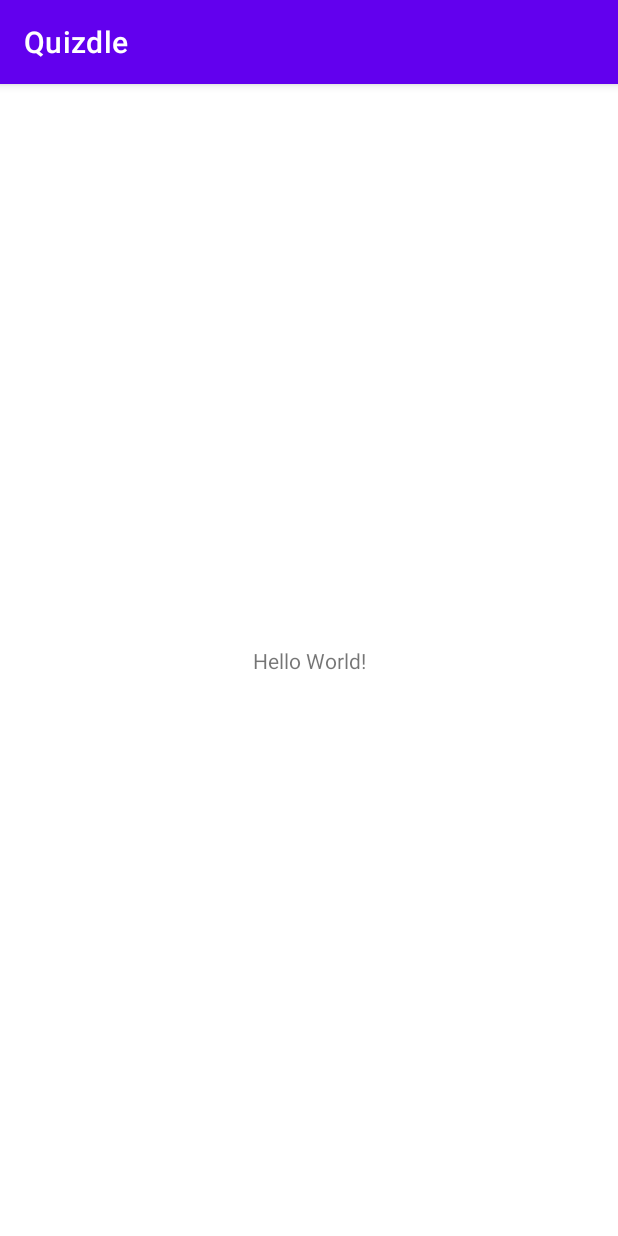
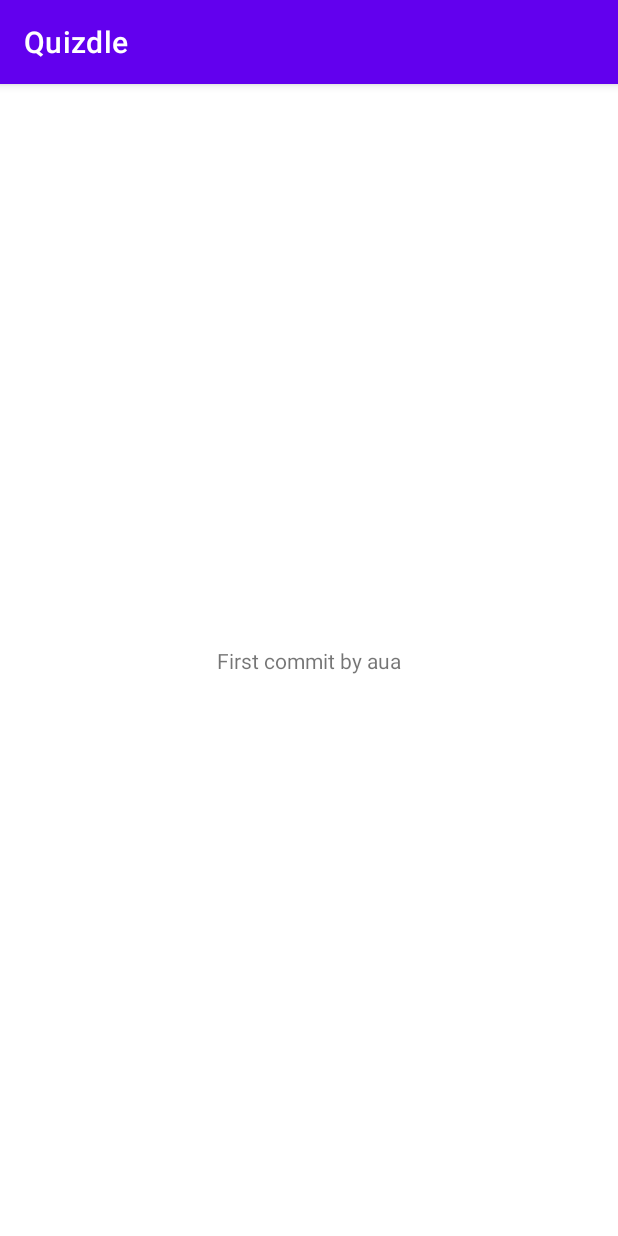
Before and after one commit to panliu0310/Quizdle, an Android app: the screen it shows after launch (MainActivity), on a phone screen of 412 x 824 dp. Run offline under Robolectric (Android 15) with nearby library versions, the phone set to English and light mode, and no system bars.

Commit message:
First Commit

```diff
--- a/app/src/main/res/layout/activity_main.xml
+++ b/app/src/main/res/layout/activity_main.xml
@@ -9,7 +9,7 @@
     <TextView
         android:layout_width="wrap_content"
         android:layout_height="wrap_content"
-        android:text="Hello World!"
+        android:text="First commit by aua"
         app:layout_constraintBottom_toBottomOf="parent"
         app:layout_constraintLeft_toLeftOf="parent"
         app:layout_constraintRight_toRightOf="parent"
```
